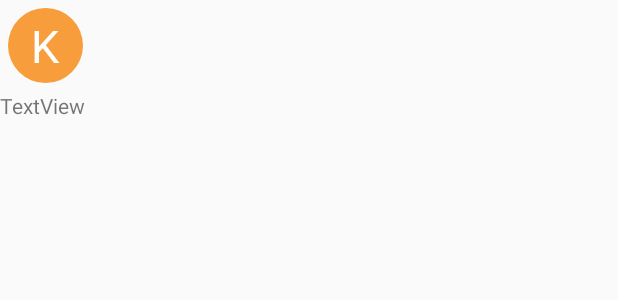
After one commit to tuankhai0811/travel-assistants, an Android app: the layout item_province.xml on its own in the app's theme, with its tools: preview values and no code run, on a phone screen of 412 x 824 dp. The commit adds this screen. Shown: the top 300 px of the screen. Run offline under Robolectric (Android 15) with nearby library versions, the phone set to English and light mode, and no system bars.

Commit message:
add bg_random

```diff
--- /dev/null
+++ b/app/src/main/res/color/global_white.xml
@@ -0,0 +1,4 @@
+<?xml version="1.0" encoding="utf-8"?>
+<selector xmlns:android="http://schemas.android.com/apk/res/android">
+
+</selector>
--- /dev/null
+++ b/app/src/main/res/layout/item_province.xml
@@ -0,0 +1,28 @@
+<?xml version="1.0" encoding="utf-8"?>
+<LinearLayout xmlns:android="http://schemas.android.com/apk/res/android"
+    android:orientation="vertical" android:layout_width="match_parent"
+    android:layout_height="match_parent">
+
+    <LinearLayout
+        android:layout_width="match_parent"
+        android:layout_height="match_parent"
+        android:orientation="vertical">
+
+        <TextView
+            android:id="@+id/textView"
+            android:layout_width="@dimen/height_icon_province"
+            android:layout_height="@dimen/height_icon_province"
+            android:layout_margin="@dimen/margin_icon_province"
+            android:gravity="center"
+            android:textSize="@dimen/size_icon_province"
+            android:textColor="@color/globalwhite"
+            android:background="@drawable/bg_random_1"
+            android:text="K" />
+
+        <TextView
+            android:id="@+id/textView2"
+            android:layout_width="match_parent"
+            android:layout_height="wrap_content"
+            android:text="TextView" />
+    </LinearLayout>
+</LinearLayout>
--- a/app/src/main/res/values/colors.xml
+++ b/app/src/main/res/values/colors.xml
@@ -14,4 +14,6 @@
     <color name="random_8">#ffce00</color>
     <color name="random_9">#007a31</color>
     <color name="random_10">#0a55c1</color>
+
+    <color name="globalwhite">#FFFFFFFF</color>
 </resources>
--- a/app/src/main/res/values/dimens.xml
+++ b/app/src/main/res/values/dimens.xml
@@ -1,4 +1,7 @@
 <?xml version="1.0" encoding="utf-8"?>
 <resources>
-    <dimen name="corner_radius">8dp</dimen>
+    <dimen name="corner_radius">25dp</dimen>
+    <dimen name="height_icon_province">50dp</dimen>
+    <dimen name="margin_icon_province">5dp</dimen>
+    <dimen name="size_icon_province">30sp</dimen>
 </resources>
```
